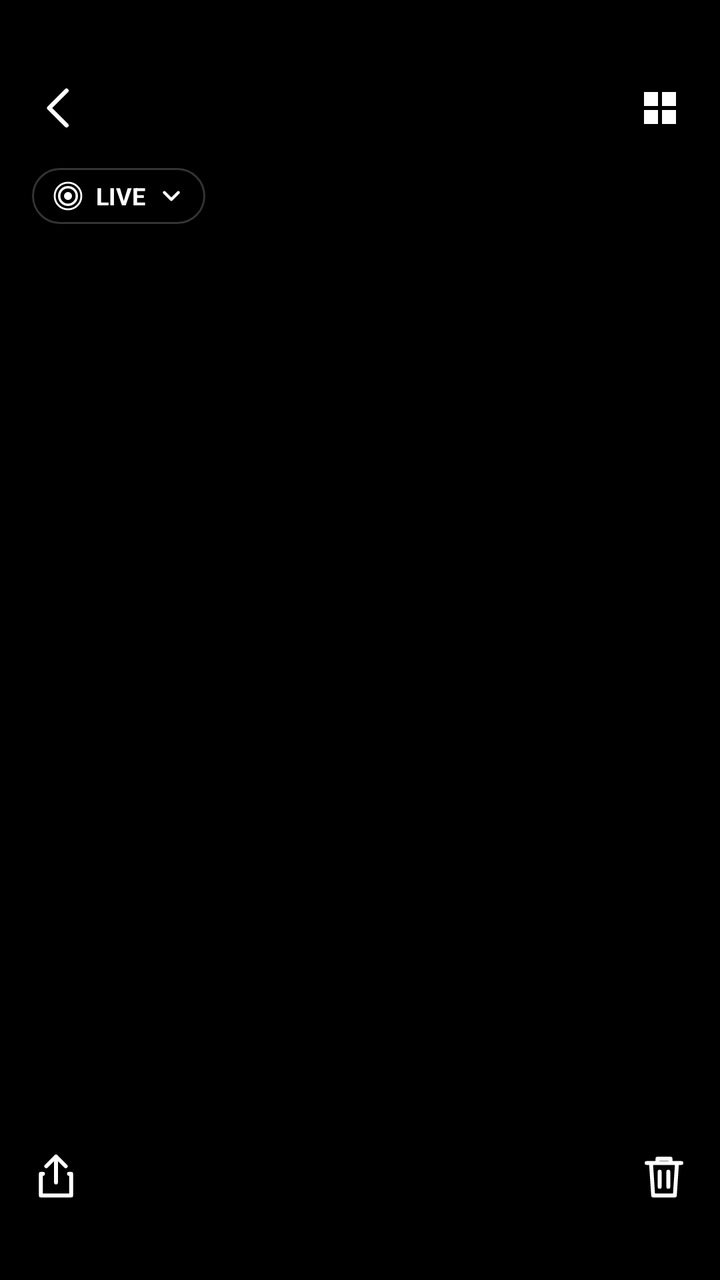
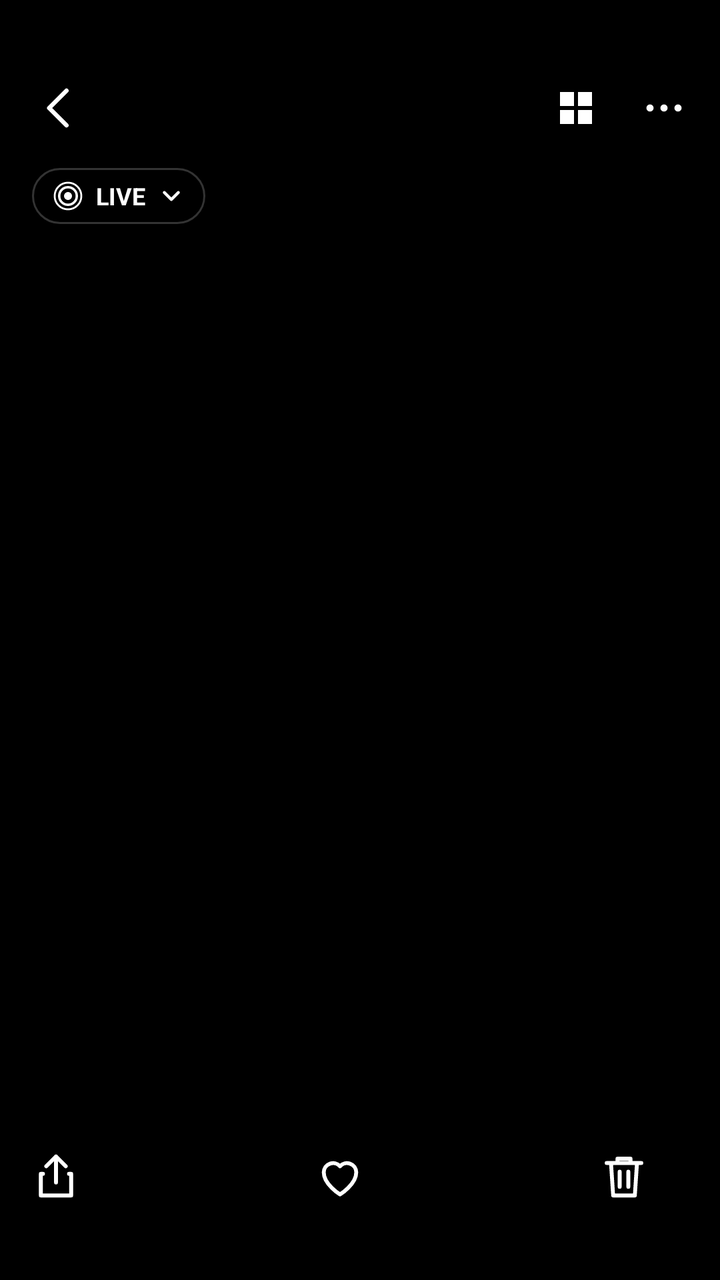

Two renders of the same Android screen: before a commit and after it. Below are the layout's source before the change and the commit's diff.
<!-- AndroidManifest.xml: application theme Theme.FotoAnimada -->
<!-- res/layout/activity_viewer.xml -->
<?xml version="1.0" encoding="utf-8"?>
<FrameLayout xmlns:android="http://schemas.android.com/apk/res/android"
    android:layout_width="match_parent"
    android:layout_height="match_parent"
    android:background="#000000">

    <androidx.viewpager2.widget.ViewPager2
        android:id="@+id/pager"
        android:layout_width="match_parent"
        android:layout_height="match_parent" />

    
    <LinearLayout
        android:id="@+id/topBar"
        android:layout_width="match_parent"
        android:layout_height="wrap_content"
        android:layout_gravity="top"
        android:background="#CC000000"
        android:orientation="vertical"
        android:paddingBottom="10dp"
        android:paddingTop="30dp">

        <FrameLayout
            android:layout_width="match_parent"
            android:layout_height="48dp">

            <ImageButton
                android:id="@+id/back"
                android:layout_width="48dp"
                android:layout_height="48dp"
                android:layout_marginStart="6dp"
                android:background="?android:attr/selectableItemBackgroundBorderless"
                android:contentDescription="Volver"
                android:src="@drawable/ic_back" />

            <ImageButton
                android:id="@+id/gridButton"
                android:layout_width="48dp"
                android:layout_height="48dp"
                android:layout_gravity="end|center_vertical"
                android:layout_marginEnd="6dp"
                android:background="?android:attr/selectableItemBackgroundBorderless"
                android:contentDescription="Todas las fotos"
                android:src="@drawable/ic_grid" />

            <LinearLayout
                android:layout_width="wrap_content"
                android:layout_height="wrap_content"
                android:layout_gravity="center"
                android:gravity="center"
                android:orientation="vertical">

                <TextView
                    android:id="@+id/title"
                    android:layout_width="wrap_content"
                    android:layout_height="wrap_content"
                    android:textColor="#FFFFFF"
                    android:textSize="16sp"
                    android:textStyle="bold" />

                <TextView
                    android:id="@+id/subtitle"
                    android:layout_width="wrap_content"
                    android:layout_height="wrap_content"
                    android:textColor="#99FFFFFF"
                    android:textSize="12sp" />
            </LinearLayout>
        </FrameLayout>

        <TextView
            android:id="@+id/fxChip"
            android:layout_width="wrap_content"
            android:layout_height="28dp"
            android:layout_marginStart="16dp"
            android:layout_marginTop="6dp"
            android:background="@drawable/bg_chip"
            android:drawableEnd="@drawable/ic_chevron"
            android:drawablePadding="6dp"
            android:drawableStart="@drawable/ic_live_small"
            android:gravity="center_vertical"
            android:paddingHorizontal="10dp"
            android:text="LIVE"
            android:textColor="#FFFFFF"
            android:textSize="12sp"
            android:textStyle="bold" />
    </LinearLayout>

    
    <LinearLayout
        android:id="@+id/bottomBar"
        android:layout_width="match_parent"
        android:layout_height="wrap_content"
        android:layout_gravity="bottom"
        android:background="#CC000000"
        android:orientation="vertical"
        android:paddingBottom="28dp"
        android:paddingTop="8dp">

        <TextView
            android:id="@+id/hint"
            android:layout_width="wrap_content"
            android:layout_height="wrap_content"
            android:layout_gravity="center_horizontal"
            android:layout_marginBottom="8dp"
            android:textColor="#99FFFFFF"
            android:textSize="12sp" />

        <androidx.recyclerview.widget.RecyclerView
            android:id="@+id/strip"
            android:layout_width="match_parent"
            android:layout_height="52dp"
            android:clipToPadding="false" />

        <LinearLayout
            android:layout_width="match_parent"
            android:layout_height="wrap_content"
            android:layout_marginTop="10dp"
            android:gravity="center"
            android:orientation="horizontal">

            <ImageButton
                android:id="@+id/share"
                android:layout_width="56dp"
                android:layout_height="48dp"
                android:background="?android:attr/selectableItemBackgroundBorderless"
                android:contentDescription="Compartir"
                android:src="@drawable/ic_share" />

            <View
                android:layout_width="0dp"
                android:layout_height="1dp"
                android:layout_weight="1" />

            <ImageButton
                android:id="@+id/delete"
                android:layout_width="56dp"
                android:layout_height="48dp"
                android:background="?android:attr/selectableItemBackgroundBorderless"
                android:contentDescription="Eliminar"
                android:src="@drawable/ic_delete" />
        </LinearLayout>
    </LinearLayout>
</FrameLayout>
<!-- resources referenced by this layout -->
<resources>
  <!-- drawable bg_chip (drawable) -->
  <shape xmlns:android="http://schemas.android.com/apk/res/android" android:shape="rectangle">
      <solid android:color="#59000000" />
      <stroke android:width="1dp" android:color="#33FFFFFF" />
      <corners android:radius="14dp" />
  </shape>
  <!-- drawable ic_back (drawable) -->
  <vector xmlns:android="http://schemas.android.com/apk/res/android"
      android:width="26dp" android:height="26dp" android:viewportWidth="24" android:viewportHeight="24">
      <path android:strokeColor="#FFFFFF" android:strokeWidth="2" android:fillColor="#00000000"
          android:strokeLineCap="round" android:strokeLineJoin="round"
          android:pathData="M15,4l-8,8l8,8" />
  </vector>
  <!-- drawable ic_chevron (drawable) -->
  <vector xmlns:android="http://schemas.android.com/apk/res/android"
      android:width="14dp" android:height="14dp" android:viewportWidth="24" android:viewportHeight="24">
      <path android:strokeColor="#FFFFFF" android:strokeWidth="2.5" android:fillColor="#00000000"
          android:strokeLineCap="round" android:strokeLineJoin="round" android:pathData="M6,9l6,6l6,-6" />
  </vector>
  <!-- drawable ic_delete (drawable) -->
  <vector xmlns:android="http://schemas.android.com/apk/res/android"
      android:width="26dp" android:height="26dp" android:viewportWidth="24" android:viewportHeight="24">
      <path android:strokeColor="#FFFFFF" android:strokeWidth="1.8" android:fillColor="#00000000"
          android:strokeLineCap="round" android:strokeLineJoin="round"
          android:pathData="M4,6h16M9,6V4h6v2M6,6l1,15h10l1,-15M10,10v7M14,10v7" />
  </vector>
  <!-- drawable ic_grid (drawable) -->
  <vector xmlns:android="http://schemas.android.com/apk/res/android"
      android:width="24dp" android:height="24dp" android:viewportWidth="24" android:viewportHeight="24">
      <path android:fillColor="#FFFFFF"
          android:pathData="M4,4h7v7H4zM13,4h7v7h-7zM4,13h7v7H4zM13,13h7v7h-7z" />
  </vector>
  <!-- drawable ic_share (drawable) -->
  <vector xmlns:android="http://schemas.android.com/apk/res/android"
      android:width="26dp" android:height="26dp" android:viewportWidth="24" android:viewportHeight="24">
      <path android:strokeColor="#FFFFFF" android:strokeWidth="1.8" android:fillColor="#00000000"
          android:strokeLineCap="round" android:strokeLineJoin="round"
          android:pathData="M12,15V3M7.5,7.5L12,3l4.5,4.5M6,11H5v10h14V11h-1" />
  </vector>
  <style name="Theme.FotoAnimada" parent="android:Theme.Material.NoActionBar">
          <item name="android:statusBarColor">#000000</item>
          <item name="android:navigationBarColor">#000000</item>
          <item name="android:windowBackground">#000000</item>
      </style>
  <!-- unchanged entries left out for length: 1 -->
</resources>

<!-- the commit's change to res/layout/activity_viewer.xml (unified diff, before → after) -->
@@ -33,15 +33,29 @@
                 android:contentDescription="Volver"
                 android:src="@drawable/ic_back" />
 
-            <ImageButton
-                android:id="@+id/gridButton"
-                android:layout_width="48dp"
-                android:layout_height="48dp"
+            <LinearLayout
+                android:layout_width="wrap_content"
+                android:layout_height="wrap_content"
                 android:layout_gravity="end|center_vertical"
                 android:layout_marginEnd="6dp"
-                android:background="?android:attr/selectableItemBackgroundBorderless"
-                android:contentDescription="Todas las fotos"
-                android:src="@drawable/ic_grid" />
+                android:orientation="horizontal">
+
+                <ImageButton
+                    android:id="@+id/gridButton"
+                    android:layout_width="44dp"
+                    android:layout_height="48dp"
+                    android:background="?android:attr/selectableItemBackgroundBorderless"
+                    android:contentDescription="Todas las fotos"
+                    android:src="@drawable/ic_grid" />
+
+                <ImageButton
+                    android:id="@+id/moreButton"
+                    android:layout_width="44dp"
+                    android:layout_height="48dp"
+                    android:background="?android:attr/selectableItemBackgroundBorderless"
+                    android:contentDescription="Más opciones"
+                    android:src="@drawable/ic_more" />
+            </LinearLayout>
 
             <LinearLayout
                 android:layout_width="wrap_content"
@@ -132,7 +146,21 @@
                 android:layout_weight="1" />
 
             <ImageButton
+                android:id="@+id/favorite"
+                android:layout_width="56dp"
+                android:layout_height="48dp"
+                android:background="?android:attr/selectableItemBackgroundBorderless"
+                android:contentDescription="Favorita"
+                android:src="@drawable/ic_heart" />
+
+            <View
+                android:layout_width="0dp"
+                android:layout_height="1dp"
+                android:layout_weight="1" />
+
+            <ImageButton
                 android:id="@+id/delete"
+                android:layout_marginEnd="20dp"
                 android:layout_width="56dp"
                 android:layout_height="48dp"
                 android:background="?android:attr/selectableItemBackgroundBorderless"
@@ -140,4 +168,68 @@
                 android:src="@drawable/ic_delete" />
         </LinearLayout>
     </LinearLayout>
+
+    
+    <LinearLayout
+        android:id="@+id/keyPanel"
+        android:layout_width="match_parent"
+        android:layout_height="wrap_content"
+        android:layout_gravity="bottom"
+        android:background="#F2000000"
+        android:clickable="true"
+        android:orientation="vertical"
+        android:padding="20dp"
+        android:visibility="gone">
+
+        <TextView
+            android:layout_width="wrap_content"
+            android:layout_height="wrap_content"
+            android:layout_gravity="center_horizontal"
+            android:text="Desliza para elegir la portada"
+            android:textColor="#FFFFFF"
+            android:textSize="14sp" />
+
+        <SeekBar
+            android:id="@+id/keySeek"
+            android:layout_width="match_parent"
+            android:layout_height="wrap_content"
+            android:layout_marginVertical="16dp" />
+
+        <LinearLayout
+            android:layout_width="match_parent"
+            android:layout_height="wrap_content"
+            android:orientation="horizontal">
+
+            <TextView
+                android:id="@+id/keyCancel"
+                android:layout_width="0dp"
+                android:layout_height="44dp"
+                android:layout_weight="1"
+                android:gravity="center"
+                android:text="Cancelar"
+                android:textColor="#FFFFFF"
+                android:textSize="15sp" />
+
+            <TextView
+                android:id="@+id/keyApply"
+                android:layout_width="0dp"
+                android:layout_height="44dp"
+                android:layout_weight="1"
+                android:gravity="center"
+                android:text="Usar como portada"
+                android:textColor="#00E676"
+                android:textSize="15sp"
+                android:textStyle="bold" />
+        </LinearLayout>
+    </LinearLayout>
+
+    <TextView
+        android:id="@+id/busyText"
+        android:layout_width="wrap_content"
+        android:layout_height="wrap_content"
+        android:layout_gravity="center"
+        android:background="@drawable/bg_badge"
+        android:padding="14dp"
+        android:textColor="#FFFFFF"
+        android:visibility="gone" />
 </FrameLayout>
<!-- resource entries referenced after the edit -->
@@ -1,5 +1,10 @@
 <!-- resources referenced by this layout -->
 <resources>
+  <!-- drawable bg_badge (drawable) -->
+  <shape xmlns:android="http://schemas.android.com/apk/res/android" android:shape="rectangle">
+      <solid android:color="#99000000" />
+      <corners android:radius="6dp" />
+  </shape>
   <!-- drawable bg_chip (drawable) -->
   <shape xmlns:android="http://schemas.android.com/apk/res/android" android:shape="rectangle">
       <solid android:color="#59000000" />
@@ -32,6 +37,19 @@
       <path android:fillColor="#FFFFFF"
           android:pathData="M4,4h7v7H4zM13,4h7v7h-7zM4,13h7v7H4zM13,13h7v7h-7z" />
   </vector>
+  <!-- drawable ic_heart (drawable) -->
+  <vector xmlns:android="http://schemas.android.com/apk/res/android"
+      android:width="26dp" android:height="26dp" android:viewportWidth="24" android:viewportHeight="24">
+      <path android:strokeColor="#FFFFFF" android:strokeWidth="1.8" android:fillColor="#00000000"
+          android:strokeLineJoin="round"
+          android:pathData="M12,20.5s-7.5,-4.6 -7.5,-10.2a4.3,4.3 0,0 1,7.5 -2.8a4.3,4.3 0,0 1,7.5 2.8c0,5.6 -7.5,10.2 -7.5,10.2z" />
+  </vector>
+  <!-- drawable ic_more (drawable) -->
+  <vector xmlns:android="http://schemas.android.com/apk/res/android"
+      android:width="24dp" android:height="24dp" android:viewportWidth="24" android:viewportHeight="24">
+      <path android:fillColor="#FFFFFF"
+          android:pathData="M5,10.2a1.8,1.8 0,1 1,0 3.6a1.8,1.8 0,1 1,0 -3.6zM12,10.2a1.8,1.8 0,1 1,0 3.6a1.8,1.8 0,1 1,0 -3.6zM19,10.2a1.8,1.8 0,1 1,0 3.6a1.8,1.8 0,1 1,0 -3.6z" />
+  </vector>
   <!-- drawable ic_share (drawable) -->
   <vector xmlns:android="http://schemas.android.com/apk/res/android"
       android:width="26dp" android:height="26dp" android:viewportWidth="24" android:viewportHeight="24">
